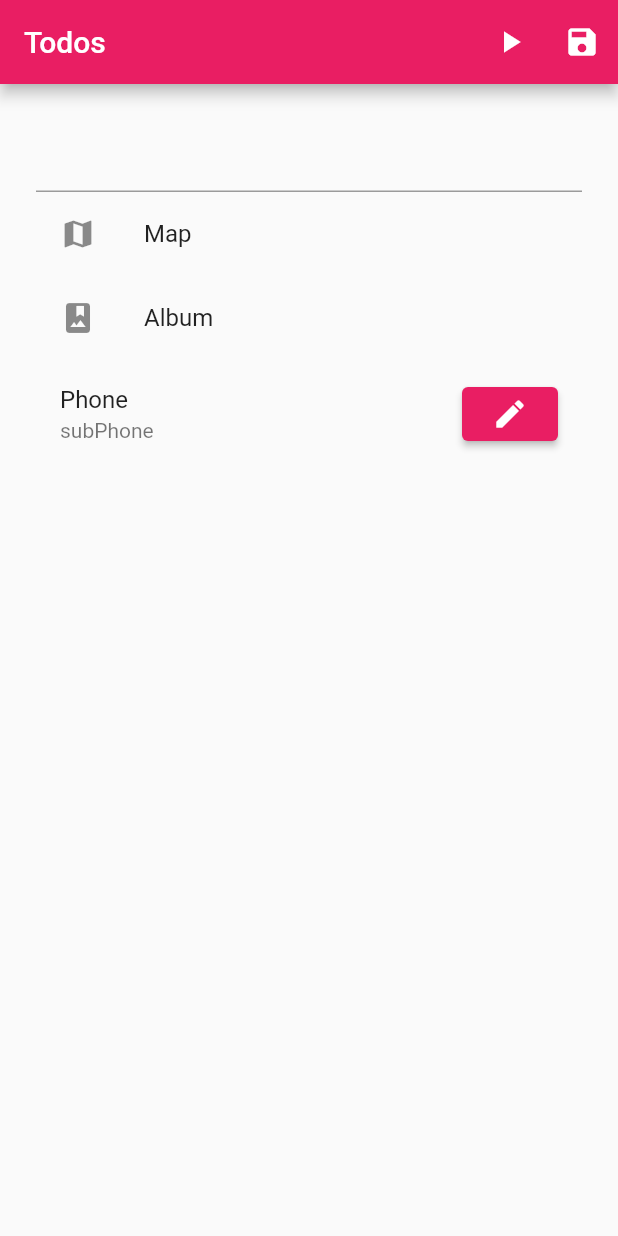
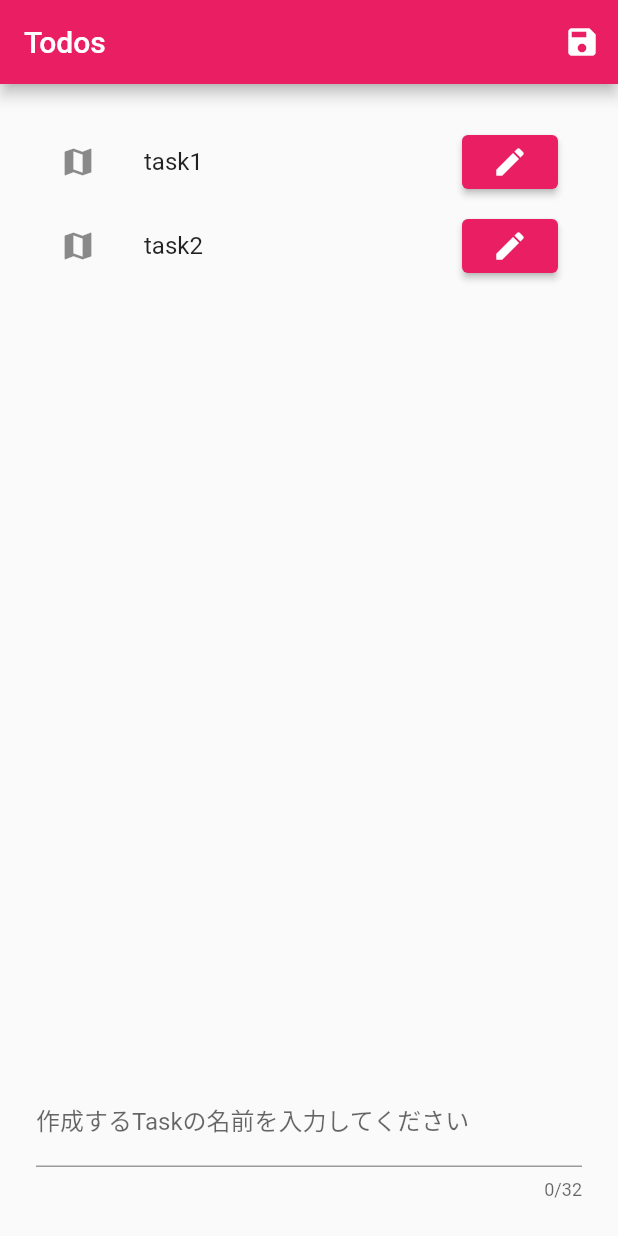
Before and after one commit to LTKSK/fodo_app, a Flutter app: the screen it shows after launch, on a phone screen of 412 x 824 dp. Run offline on Flutter 3.47's test engine with Material 2 defaults, Android fonts, the phone set to English and light mode, and no system bars.

Commit message:
mod: todo_formの階層変更。Taskをmodelとして分離

```diff
--- a/lib/main.dart
+++ b/lib/main.dart
@@ -1,5 +1,5 @@
 import 'package:flutter/material.dart';
-import 'pages/todo_list.dart';
+import 'pages/task_list/task_list.dart';
 
 void main() {
   runApp(const MyApp());
@@ -16,7 +16,7 @@ class MyApp extends StatelessWidget {
       theme: ThemeData(
         primarySwatch: Colors.pink,
       ),
-      home: const TodoList(),
+      home: const TaskList(),
     );
   }
 }
--- /dev/null
+++ b/lib/models/task.dart
@@ -0,0 +1,46 @@
+enum TaskState {
+  todo,
+  doing,
+  done,
+}
+
+TaskState taskStateFrom(String stateStr) {
+  switch (stateStr) {
+    case "todo":
+      return TaskState.todo;
+    case "doing":
+      return TaskState.doing;
+    case "done":
+      return TaskState.done;
+    default:
+      // TODO: 独自定義に置き換え
+      throw StateError('不明なstateです');
+  }
+}
+
+String taskStateStringFrom(TaskState state) {
+  switch (state) {
+    case TaskState.todo:
+      return "todo";
+    case TaskState.doing:
+      return "doing";
+    case TaskState.done:
+      return "done";
+    default:
+      // TODO: 独自定義に置き換え
+      throw StateError('不明なstateです');
+  }
+}
+
+class Task {
+  final int? id;
+  final String title;
+  final String information;
+  final TaskState state;
+
+  const Task(
+      {this.id,
+      required this.title,
+      required this.information,
+      required this.state});
+}
--- /dev/null
+++ b/lib/pages/task_list/task_form.dart
@@ -0,0 +1,30 @@
+import 'package:flutter/material.dart';
+
+class TodoForm extends StatefulWidget {
+  final void Function(String) handleChange;
+  const TodoForm({super.key, required this.handleChange});
+
+  @override
+  _TaskFormState createState() => _TaskFormState();
+}
+
+class _TaskFormState extends State<TodoForm> {
+  String _title = "";
+
+  void handleTitle(String title) {
+    setState(() {
+      _title = title;
+    });
+  }
+
+  @override
+  Widget build(BuildContext context) {
+    return TextField(
+      maxLength: 32,
+      maxLines: 1,
+      decoration: const InputDecoration(labelText: "作成するTaskの名前を入力してください"),
+      onChanged: handleTitle,
+      onSubmitted: widget.handleChange,
+    );
+  }
+}
--- /dev/null
+++ b/lib/pages/task_list/task_list.dart
@@ -0,0 +1,51 @@
+import 'package:flutter/material.dart';
+import 'task_form.dart';
+import '../../models/task.dart';
+
+class TaskList extends StatefulWidget {
+  const TaskList({super.key});
+
+  @override
+  TaskListState createState() => TaskListState();
+}
+
+class TaskListState extends State<TaskList> {
+  List<Task> tasks = [
+    const Task(title: "task1", information: "", state: TaskState.todo),
+    const Task(title: "task2", information: "", state: TaskState.todo),
+  ];
+
+  List<Widget> _makeTaskWidgets() {
+    return tasks.map((task) {
+      return ListTile(
+          trailing: ElevatedButton(
+              onPressed: () => {}, child: const Icon(Icons.edit)),
+          leading: const Icon(Icons.map),
+          title: Text(task.title));
+    }).toList();
+  }
+
+  @override
+  Widget build(BuildContext context) {
+    return Scaffold(
+      appBar: AppBar(
+        title: const Text("Todos"),
+        actions: [
+          IconButton(onPressed: () => {}, icon: const Icon(Icons.save))
+        ],
+      ),
+      body: Padding(
+        padding: const EdgeInsets.all(24.0),
+        child: Column(
+          mainAxisSize: MainAxisSize.min,
+          children: [
+            Expanded(child: ListView(children: _makeTaskWidgets())),
+            TodoForm(
+              handleChange: (value) => print(value),
+            )
+          ],
+        ),
+      ),
+    );
+  }
+}
--- a/lib/pages/todo_form.dart
+++ /dev/null
@@ -1,23 +0,0 @@
-import 'package:flutter/material.dart';
-
-class TodoForm extends StatefulWidget {
-  @override
-  _TodoFormState createState() => _TodoFormState();
-}
-
-class _TodoFormState extends State<TodoForm> {
-  String _title = "";
-
-  void handleTitle(String title) {
-    setState(() {
-      _title = title;
-    });
-  }
-
-  @override
-  Widget build(BuildContext context) {
-    return TextField(
-      onChanged: handleTitle,
-    );
-  }
-}
--- a/lib/pages/todo_list.dart
+++ /dev/null
@@ -1,43 +0,0 @@
-import 'package:flutter/material.dart';
-import 'todo_form.dart';
-
-class TodoList extends StatelessWidget {
-  const TodoList({super.key});
-
-  @override
-  Widget build(BuildContext context) {
-    return Scaffold(
-        appBar: AppBar(
-          title: const Text("Todos"),
-          actions: [
-            IconButton(
-              onPressed: () => {},
-              icon: const Icon(Icons.play_arrow),
-            ),
-            IconButton(onPressed: () => {}, icon: const Icon(Icons.save))
-          ],
-        ),
-        body: Padding(
-          padding: const EdgeInsets.all(24.0),
-          child: ListView(
-            children: [
-              TodoForm(),
-              const ListTile(
-                leading: Icon(Icons.map),
-                title: Text('Map'),
-              ),
-              const ListTile(
-                leading: Icon(Icons.photo_album),
-                title: Text('Album'),
-              ),
-              ListTile(
-                trailing: ElevatedButton(
-                    onPressed: () => {}, child: const Icon(Icons.edit)),
-                title: const Text('Phone'),
-                subtitle: const Text('subPhone'),
-              ),
-            ],
-          ),
-        ));
-  }
-}
```
